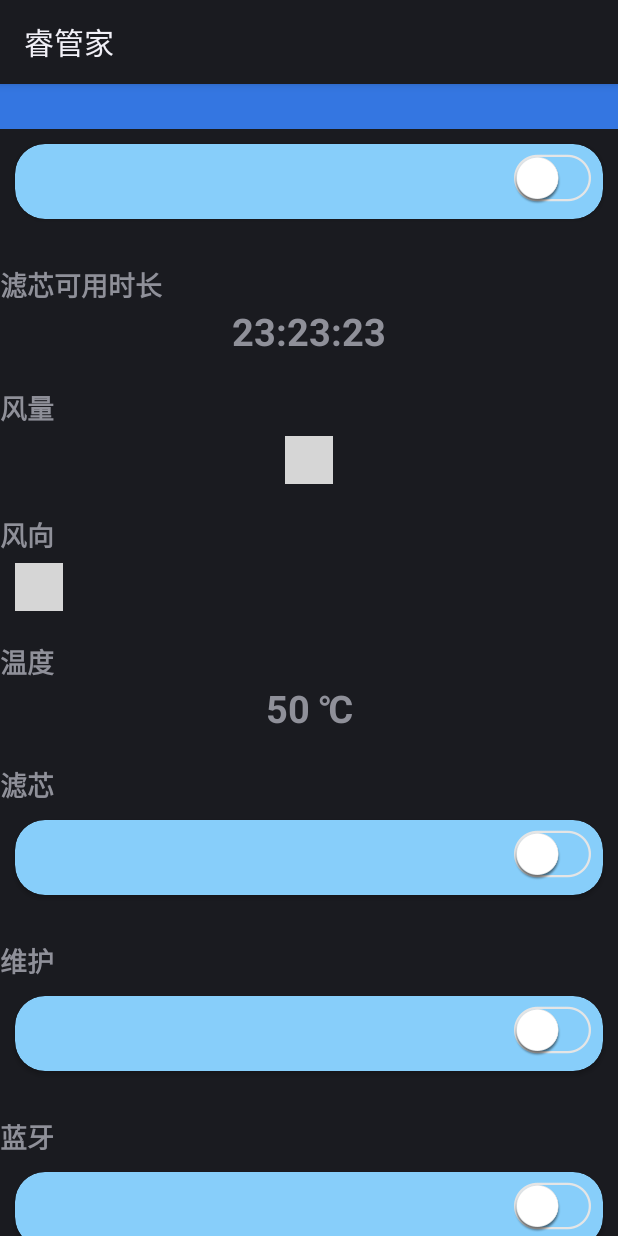
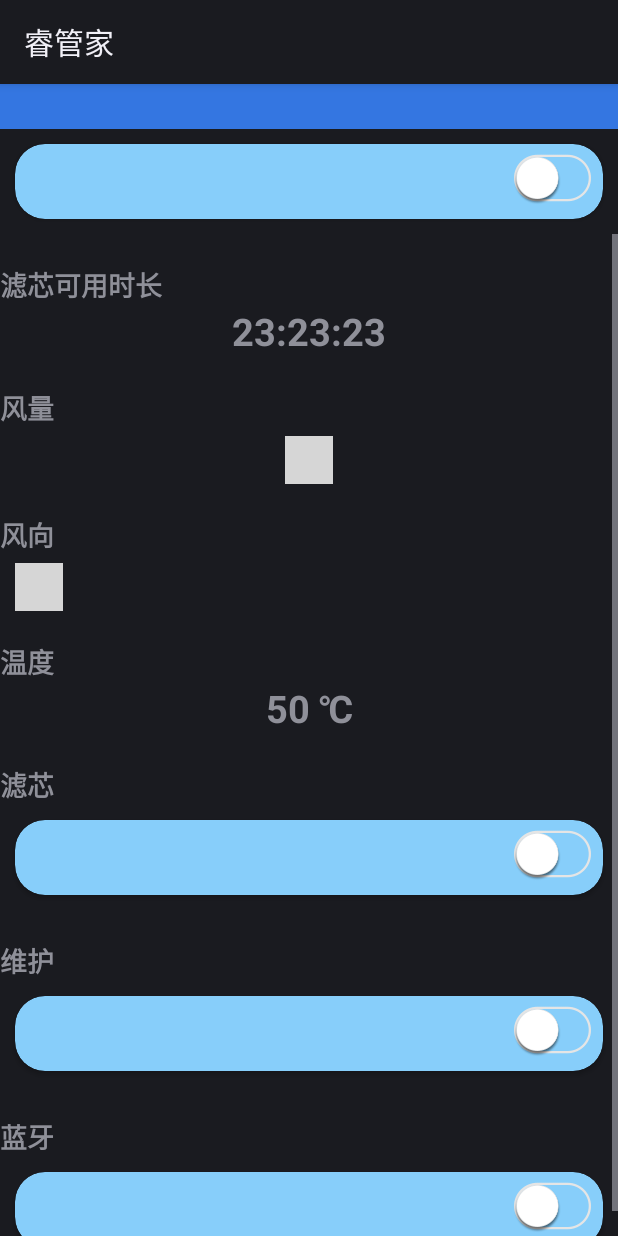
Before and after one commit to yibeiliu/SmartHomeControl, an Android app: the layout activity_air_purifier.xml on its own in the app's theme, with its tools: preview values and no code run, on a phone screen of 412 x 824 dp. Run offline under Robolectric (Android 15) with nearby library versions, the phone set to English and light mode, and no system bars; plain views replace SegmentControl; grey boxes are pictures that could not be loaded.

Commit message:
修复晚上三人联调提出的问题

```diff
--- a/SmartHomeControl/app/src/main/java/com/smartlab/Utils/StaticValues.java
+++ b/SmartHomeControl/app/src/main/java/com/smartlab/Utils/StaticValues.java
@@ -4,7 +4,7 @@ public class StaticValues {
     public static final String USERNAME = "15040631908";
     public static final String PASSWORD = "123456789";
 
-    public static final String WATER_PURIFIER = "净水器";
-    public static final String HUMIDIFIER = "杀菌加湿器";
-    public static final String AIR_PURIFIER = "空气净化器";
+    public static final String WATER_PURIFIER = "DDWaterPurifier";
+    public static final String HUMIDIFIER = "DDHumidifier";
+    public static final String AIR_PURIFIER = "DDAirPurifier";
 }
--- a/SmartHomeControl/app/src/main/java/com/smartlab/control/WaterPurifierActivity.java
+++ b/SmartHomeControl/app/src/main/java/com/smartlab/control/WaterPurifierActivity.java
@@ -127,7 +127,7 @@ public class WaterPurifierActivity extends BaseMqttActivity {
         llBluetooth = findViewById(R.id.llBluetooth);
         tvBluetoothText = llBluetooth.findViewById(R.id.tvContent);
         tbBluetoothButton = llBluetooth.findViewById(R.id.toggleButton);
-        tbBluetoothButton.setTag(FIlTER_TAG);
+        tbBluetoothButton.setTag(BLUETOOTH_TAG);
         tbBluetoothButton.setOnToggleClickListener(listener);
 
         llMaintain = findViewById(R.id.llMaintain);
--- /dev/null
+++ b/SmartHomeControl/app/src/main/res/drawable/svg_air_purifier.xml
@@ -0,0 +1,5 @@
+<vector android:height="24dp" android:viewportHeight="1024"
+    android:viewportWidth="1024" android:width="24dp" xmlns:android="http://schemas.android.com/apk/res/android">
+    <path android:fillColor="#1296db" android:pathData="M742.4,896H230.4c-43.52,0 -76.8,-33.28 -76.8,-76.8V153.6c0,-43.52 33.28,-76.8 76.8,-76.8h512c43.52,0 76.8,33.28 76.8,76.8v256c0,15.36 -10.24,25.6 -25.6,25.6s-25.6,-10.24 -25.6,-25.6V153.6c0,-15.36 -10.24,-25.6 -25.6,-25.6H230.4c-15.36,0 -25.6,10.24 -25.6,25.6v665.6c0,15.36 10.24,25.6 25.6,25.6h512c15.36,0 25.6,-10.24 25.6,-25.6v-107.52c0,-15.36 10.24,-25.6 25.6,-25.6s25.6,10.24 25.6,25.6V819.2c0,43.52 -33.28,76.8 -76.8,76.8z"/>
+    <path android:fillColor="#1296db" android:pathData="M384,435.2c-71.68,0 -128,-56.32 -128,-128s56.32,-128 128,-128 128,56.32 128,128 -56.32,128 -128,128zM384,230.4c-43.52,0 -76.8,33.28 -76.8,76.8s33.28,76.8 76.8,76.8 76.8,-33.28 76.8,-76.8 -33.28,-76.8 -76.8,-76.8zM332.8,947.2c-15.36,0 -25.6,-10.24 -25.6,-25.6v-51.2c0,-15.36 10.24,-25.6 25.6,-25.6s25.6,10.24 25.6,25.6v51.2c0,15.36 -10.24,25.6 -25.6,25.6zM640,947.2c-15.36,0 -25.6,-10.24 -25.6,-25.6v-51.2c0,-15.36 10.24,-25.6 25.6,-25.6s25.6,10.24 25.6,25.6v51.2c0,15.36 -10.24,25.6 -25.6,25.6zM650.24,560.64c-35.84,0 -64,-15.36 -79.36,-30.72 -10.24,-10.24 -10.24,-25.6 0,-35.84 10.24,-10.24 25.6,-10.24 35.84,0 5.12,2.56 38.4,35.84 94.72,-2.56 74.24,-48.64 138.24,-20.48 161.28,2.56 10.24,10.24 10.24,25.6 0,35.84s-25.6,10.24 -35.84,0c-2.56,-2.56 -38.4,-33.28 -94.72,2.56 -30.72,20.48 -58.88,28.16 -81.92,28.16zM650.24,663.04c-35.84,0 -64,-15.36 -79.36,-30.72 -10.24,-10.24 -10.24,-25.6 0,-35.84 10.24,-10.24 25.6,-10.24 35.84,0 5.12,5.12 38.4,33.28 94.72,-2.56 74.24,-48.64 138.24,-20.48 161.28,2.56 10.24,10.24 10.24,25.6 0,35.84s-25.6,10.24 -35.84,0c-2.56,-2.56 -38.4,-33.28 -94.72,2.56 -30.72,20.48 -58.88,28.16 -81.92,28.16z"/>
+</vector>
--- a/SmartHomeControl/app/src/main/res/layout/activity_air_purifier.xml
+++ b/SmartHomeControl/app/src/main/res/layout/activity_air_purifier.xml
@@ -1,10 +1,11 @@
 <?xml version="1.0" encoding="utf-8"?>
-<androidx.constraintlayout.widget.ConstraintLayout xmlns:android="http://schemas.android.com/apk/res/android"
+<LinearLayout xmlns:android="http://schemas.android.com/apk/res/android"
     xmlns:app="http://schemas.android.com/apk/res-auto"
     xmlns:tools="http://schemas.android.com/tools"
     android:id="@+id/air_purifier_root"
     android:layout_width="match_parent"
     android:layout_height="match_parent"
+    android:orientation="vertical"
     tools:context=".control.AirPurifierActivity">
 
     <include
@@ -14,19 +15,19 @@
         android:layout_height="wrap_content"
         app:layout_constraintTop_toTopOf="parent" />
 
-    <androidx.constraintlayout.widget.Guideline
-        android:id="@+id/air_purifier_guide_left"
-        android:layout_width="match_parent"
-        android:layout_height="match_parent"
-        android:orientation="vertical"
-        app:layout_constraintGuide_begin="16dp" />
+    <!--<androidx.constraintlayout.widget.Guideline-->
+        <!--android:id="@+id/air_purifier_guide_left"-->
+        <!--android:layout_width="match_parent"-->
+        <!--android:layout_height="match_parent"-->
+        <!--android:orientation="vertical"-->
+        <!--app:layout_constraintGuide_begin="16dp" />-->
 
-    <androidx.constraintlayout.widget.Guideline
-        android:id="@+id/air_purifier_guide_right"
-        android:layout_width="match_parent"
-        android:layout_height="match_parent"
-        android:orientation="vertical"
-        app:layout_constraintGuide_end="16dp" />
+    <!--<androidx.constraintlayout.widget.Guideline-->
+        <!--android:id="@+id/air_purifier_guide_right"-->
+        <!--android:layout_width="match_parent"-->
+        <!--android:layout_height="match_parent"-->
+        <!--android:orientation="vertical"-->
+        <!--app:layout_constraintGuide_end="16dp" />-->
 
     <include
         android:id="@+id/llPowerState"
@@ -37,15 +38,14 @@
 
     <ScrollView
         android:layout_width="match_parent"
-        android:layout_height="wrap_content"
-        app:layout_constraintEnd_toEndOf="@+id/air_purifier_guide_right"
-        app:layout_constraintStart_toStartOf="@+id/air_purifier_guide_left"
-        app:layout_constraintTop_toBottomOf="@+id/llPowerState">
+        android:focusableInTouchMode="true"
+        android:focusable="true"
+        android:layout_height="match_parent">
 
         <LinearLayout
             android:id="@+id/air_purifier_control_ll"
             android:layout_width="match_parent"
-            android:layout_height="wrap_content"
+            android:layout_height="match_parent"
             android:orientation="vertical"
             android:visibility="invisible"
             tools:visibility="visible">
@@ -198,4 +198,4 @@
     </ScrollView>
 
 
-</androidx.constraintlayout.widget.ConstraintLayout>
+</LinearLayout>
--- a/SmartHomeControl/app/src/main/res/values/strings.xml
+++ b/SmartHomeControl/app/src/main/res/values/strings.xml
@@ -1,3 +1,7 @@
 <resources>
     <string name="app_name">睿管家</string>
+
+    <string name="main_dialog_detail_device">设备名：%1$s \n
+        BLT蓝牙MAC地址：\n\t\t\t\t%2$s\n
+        WIFI MAC地址：\n\t\t\t\t%3$s</string>
 </resources>
```
Also changed, not shown: SmartHomeControl/app/src/main/java/com/smartlab/bluetooth/BtConnectActivity.java (+11 -3 lines), SmartHomeControl/app/src/main/java/com/smartlab/home/MainActivity.java (+35 -3 lines), SmartHomeControl/app/src/main/java/com/smartlab/mqtt/BaseMqttActivity.java (+23 -19 lines), SmartHomeControl/app/src/main/res/drawable/svg_humidifier.xml (added, +4 -0 lines), SmartHomeControl/app/src/main/res/drawable/svg_water_purifier.xml (added, +5 -0 lines), SmartHomeControl/app/src/main/res/layout/activity_water_purifier.xml (+11 -11 lines), SmartHomeControl/app/src/main/res/layout/item_homerv_device.xml (+10 -6 lines).
